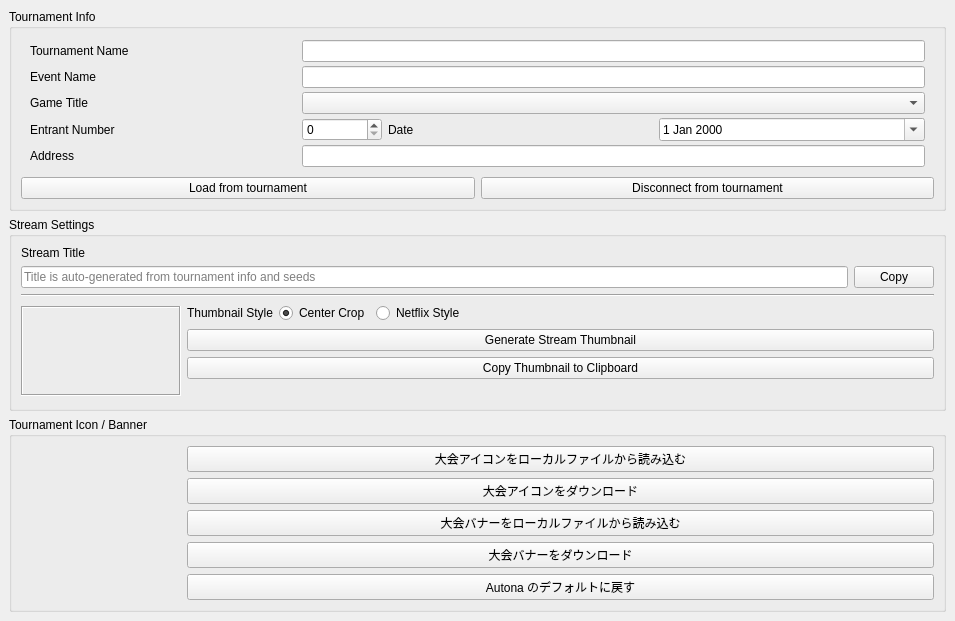
yuya-tagu/Autona, file src/layout/AutonaTournamentInfo.ui: the form before one commit.
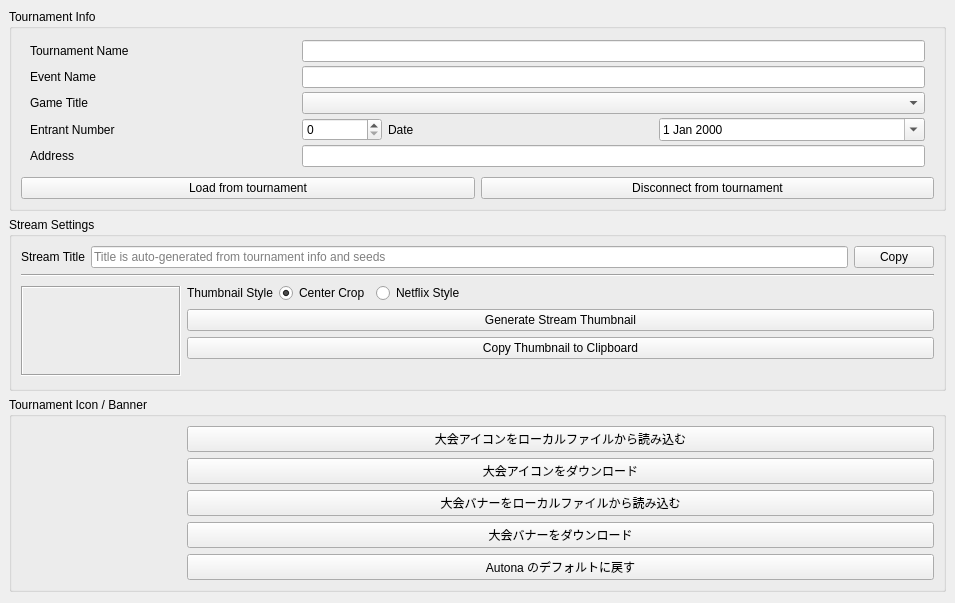
The form after the commit.

Patch:
```diff
--- a/src/layout/AutonaTournamentInfo.ui
+++ b/src/layout/AutonaTournamentInfo.ui
@@ -177,14 +177,14 @@
       </property>
       <layout class="QVBoxLayout" name="verticalLayoutStream">
        <item>
+        <layout class="QHBoxLayout" name="horizontalLayoutStreamTitle">
+         <item>
         <widget class="QLabel" name="labelStreamTitle">
          <property name="text">
           <string>Stream Title</string>
          </property>
         </widget>
        </item>
-       <item>
-        <layout class="QHBoxLayout" name="horizontalLayoutStreamTitle">
          <item>
           <widget class="QLineEdit" name="streamTitleEdit">
            <property name="sizePolicy">
```
Lines whose indentation alone changed are shown as unchanged.
